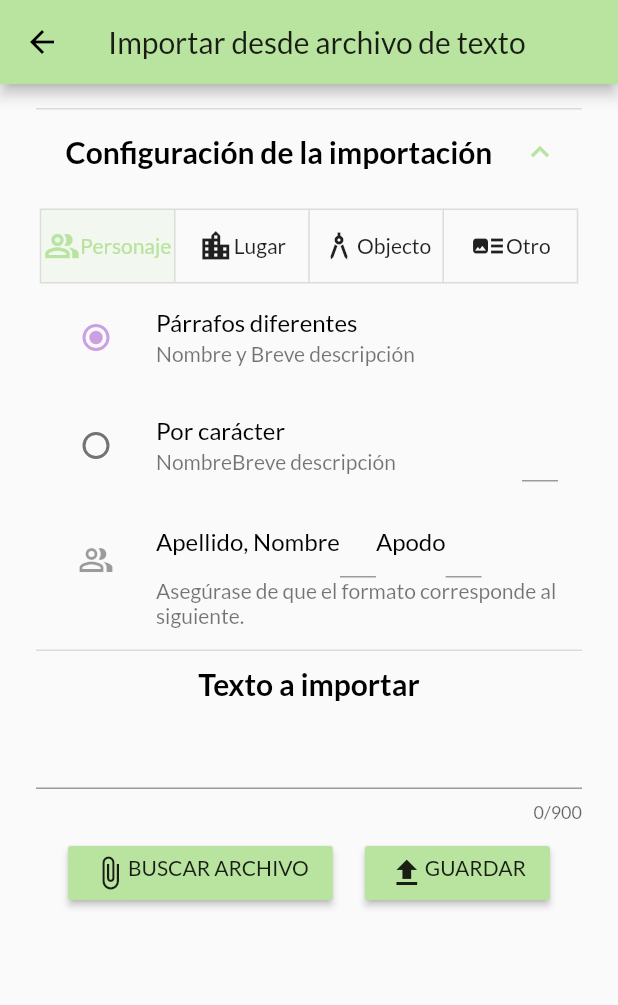
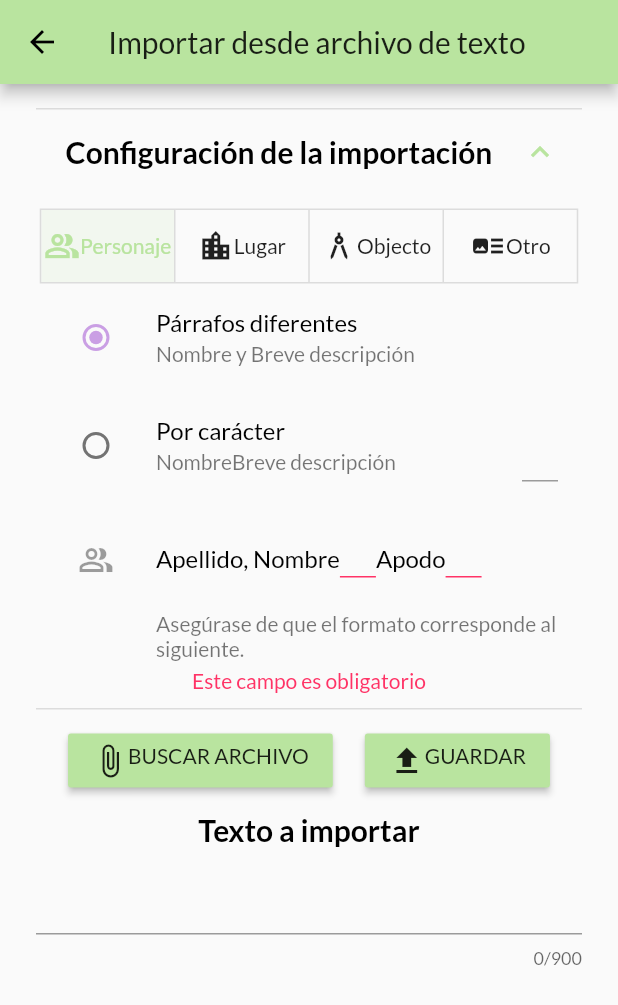
Before and after one commit to TheHolyDenier/novelsolutely, a Flutter app: the ImportTextScreen screen opened by its route, on a phone screen of 412 x 824 dp. Shown: the top 1005 px of the screen. Run offline on Flutter 3.47's test engine with Material 2 defaults, Android fonts, the light colour scheme and no system bars; our stand-ins replace file_picker, flutter_tags, hive, hive_flutter, string_validator; accounts and stored records are empty; generated files the repository leaves out were written again.

Commit message:
import forms' validation

```diff
--- a/lib/screens/import_text_screen.dart
+++ b/lib/screens/import_text_screen.dart
@@ -20,8 +20,6 @@ import '../utils/dimens.dart';
 import '../utils/routes.dart';
 import '../utils/strings.dart';
 
-//TODO: check if not exists
-
 class ImportTextScreen extends StatefulWidget {
   static final route = '/import-text';
 
@@ -30,11 +28,13 @@ class ImportTextScreen extends StatefulWidget {
 }
 
 class _ImportTextScreenState extends State<ImportTextScreen> {
+  final GlobalKey<ScaffoldState> _scaffoldKey = new GlobalKey<ScaffoldState>();
+
   List<bool> _selected;
   double _width = 0;
   int _value = 0;
   File _file;
-
+  int _total;
   String id;
 
   final _startCharController = TextEditingController();
@@ -55,6 +55,7 @@ class _ImportTextScreenState extends State<ImportTextScreen> {
     id = ModalRoute.of(context).settings.arguments;
     _width = MediaQuery.of(context).size.width;
     return Scaffold(
+      key: _scaffoldKey,
       appBar: AppBar(
         title: Text(Strings.import_from_text),
       ),
@@ -71,6 +72,32 @@ class _ImportTextScreenState extends State<ImportTextScreen> {
             crossAxisAlignment: CrossAxisAlignment.center,
             children: [
               _setSettings(),
+              SizedBox(
+                height: Dimens.small_vertical_margin,
+              ),
+              Row(
+                mainAxisAlignment: MainAxisAlignment.spaceEvenly,
+                children: [
+                  RaisedButton(
+                    onPressed: _searchFile,
+                    child: Wrap(
+                      children: [
+                        Icon(Icons.attach_file),
+                        Text(Strings.select_file.toUpperCase())
+                      ],
+                    ),
+                  ),
+                  RaisedButton(
+                    onPressed: _importElements,
+                    child: Wrap(
+                      children: [
+                        Icon(Icons.file_upload),
+                        Text(Strings.save.toUpperCase())
+                      ],
+                    ),
+                  ),
+                ],
+              ),
               SizedBox(
                 height: Dimens.small_vertical_margin,
               ),
@@ -91,8 +118,9 @@ class _ImportTextScreenState extends State<ImportTextScreen> {
                       onChanged: (value) {},
                     )
                   : ListTile(
+                      leading: Icon(Icons.attachment),
                       title: Text(
-                        _file.path,
+                        _file.path.split('/')[_file.path.split('/').length - 1],
                         maxLines: 1,
                         overflow: TextOverflow.ellipsis,
                       ),
@@ -105,34 +133,6 @@ class _ImportTextScreenState extends State<ImportTextScreen> {
                         icon: Icon(Icons.remove),
                       ),
                     ),
-              SizedBox(
-                height: Dimens.small_vertical_margin,
-              ),
-              Row(
-                mainAxisAlignment: MainAxisAlignment.spaceEvenly,
-                children: [
-                  RaisedButton(
-                    onPressed: _searchFile,
-                    child: Wrap(
-                      children: [
-                        Icon(Icons.attach_file),
-                        Text(Strings.select_file.toUpperCase())
-                      ],
-                    ),
-                  ),
-                  RaisedButton(
-                    onPressed: () => _file == null
-                        ? _saveToFile(_importController.text.trim())
-                        : _readFileLineByLine(_file),
-                    child: Wrap(
-                      children: [
-                        Icon(Icons.file_upload),
-                        Text(Strings.save.toUpperCase())
-                      ],
-                    ),
-                  ),
-                ],
-              ),
               SizedBox(
                 height: Dimens.small_vertical_margin,
               ),
@@ -213,9 +213,17 @@ class _ImportTextScreenState extends State<ImportTextScreen> {
               onChanged: (value) {
                 setState(() {});
               },
+              decoration: InputDecoration(
+                errorText:
+                    _paragraphController.text.trim().isEmpty && _value == 1
+                        ? ''
+                        : null,
+              ),
             ),
           ),
         ),
+        if (_paragraphController.text.trim().isEmpty && _value == 1)
+          _setError(),
         if (_selected[0])
           ListTile(
             leading: IconButton(
@@ -234,23 +242,33 @@ class _ImportTextScreenState extends State<ImportTextScreen> {
                     onChanged: (value) {
                       setState(() {});
                     },
+                    decoration: InputDecoration(
+                      errorText:
+                          _startCharController.text.trim().isEmpty ? '' : null,
+                    ),
                   ),
                 ),
                 Text(Strings.nickname),
                 Container(
                   width: 24.0,
                   child: TextFormField(
-                    controller: _endCharController,
-                    textAlign: TextAlign.center,
-                    onChanged: (value) {
-                      setState(() {});
-                    },
-                  ),
+                      controller: _endCharController,
+                      textAlign: TextAlign.center,
+                      onChanged: (value) {
+                        setState(() {});
+                      },
+                      decoration: InputDecoration(
+                        errorText:
+                            _endCharController.text.trim().isEmpty ? '' : null,
+                      )),
                 ),
               ],
             ),
             subtitle: Text(Strings.check_format),
           ),
+        if (_startCharController.text.trim().isEmpty ||
+            _endCharController.text.trim().isEmpty)
+          _setError(),
         SizedBox(
           height: Dimens.small_vertical_margin,
         ),
@@ -260,7 +278,6 @@ class _ImportTextScreenState extends State<ImportTextScreen> {
 
   Future<void> _saveToFile(String value) async {
     final file = await _localFile;
-
     // Write the file.
     file.writeAsString('$value');
     _readFileLineByLine(file);
@@ -268,7 +285,6 @@ class _ImportTextScreenState extends State<ImportTextScreen> {
 
   Future<String> get _localPath async {
     final directory = await getApplicationDocumentsDirectory();
-
     return directory.path;
   }
 
@@ -277,6 +293,7 @@ class _ImportTextScreenState extends State<ImportTextScreen> {
     Dictionary dictionary = Data.box.get(id);
     String name;
     int i = 0;
+    _total = 0;
     inputStream
         .transform(utf8.decoder) // Decode bytes to UTF-8.
         .transform(new LineSplitter()) // Convert stream to individual lines.
@@ -292,10 +309,12 @@ class _ImportTextScreenState extends State<ImportTextScreen> {
             if (!Data.elementExistsByName(
                 dictionary.id, Strings.characters, generic.name)) {
               dictionary.characters.add(generic.toCharacter());
+              _total++;
             }
           } else {
             Generic generic = _getGeneric(name, line);
             //  TODO: save the others
+            _total++;
           }
         } else {
           name = line.trim();
@@ -309,6 +328,7 @@ class _ImportTextScreenState extends State<ImportTextScreen> {
         _importController.text = '';
         _file = null;
       });
+      _done();
     }, onError: (e) {
       print(e.toString());
     });
@@ -316,6 +336,7 @@ class _ImportTextScreenState extends State<ImportTextScreen> {
 
   void _setByCharacter(String line, Dictionary dictionary) {
     //  TODO
+    _total++;
   }
 
   Generic _genericIsCharacter(String completeName, String summary) {
@@ -352,4 +373,33 @@ class _ImportTextScreenState extends State<ImportTextScreen> {
       });
     }
   }
+
+  void _importElements() {
+    if (_startCharController.text.trim().isNotEmpty &&
+        _endCharController.text.trim().isNotEmpty &&
+        (_value == 0 || _paragraphController.text.trim().isNotEmpty)) {
+      if (_file == null) {
+        _saveToFile(_importController.text.trim());
+      } else {
+        _readFileLineByLine(_file);
+      }
+    }
+  }
+
+  Widget _setError() {
+    return Text(Strings.error_empty,
+        style: TextStyle(color: Theme.of(context).errorColor));
+  }
+
+  void _done() {
+    final snackBar = SnackBar(
+      behavior: SnackBarBehavior.floating,
+      content: Text('${Strings.import_done} $_total.'),
+      action: SnackBarAction(
+        label: Strings.X,
+        onPressed: () => _scaffoldKey.currentState.hideCurrentSnackBar(),
+      ),
+    );
+    _scaffoldKey.currentState.showSnackBar(snackBar);
+  }
 }
--- a/lib/utils/strings.dart
+++ b/lib/utils/strings.dart
@@ -102,6 +102,10 @@ class Strings {
 
   static const select_file = 'Buscar archivo';
 
+  static const import_done = 'Importación realizada, incluidos correctamente: ';
+
+  static const X = 'X';
+
   static bool containsCaseInsensitive(String s, List<String> l) {
     for (String string in l) {
       if (string.toLowerCase() == s.toLowerCase()) {
```
